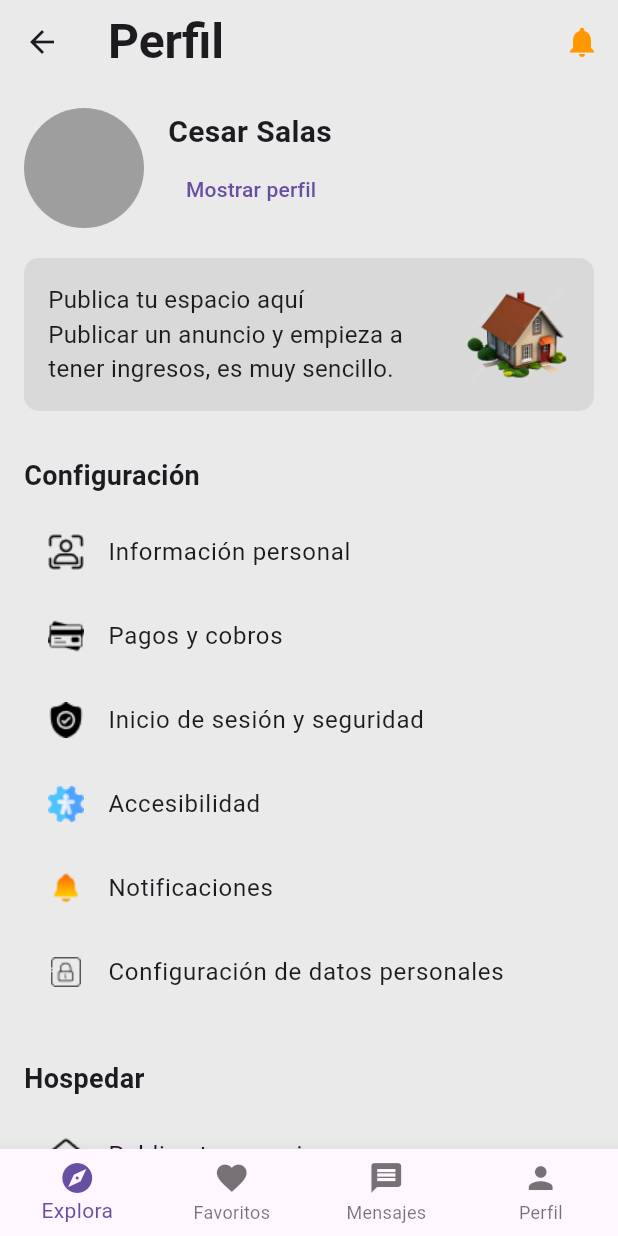
After one commit to Aplicaciones-Moviles-WV61-Grupo4/NestHubApp, a Flutter app: the UserProfileScreen screen opened directly, on a phone screen of 412 x 824 dp. The commit adds this screen. Run offline on Flutter 3.47's test engine with Material 3 defaults, Android fonts, the phone set to English and light mode, and no system bars; our stand-ins replace google_maps_flutter.

Commit message:
feat: added user profile screen

```diff
--- /dev/null
+++ b/lib/user_profile_screen.dart
@@ -0,0 +1,210 @@
+import 'package:flutter/material.dart';
+
+class UserProfileScreen extends StatelessWidget {
+  const UserProfileScreen({super.key});
+
+  @override
+  Widget build(BuildContext context) {
+    return Container(
+      color: const Color(0xFFEAEAEA),
+      child: Scaffold(
+        backgroundColor: Colors.transparent,
+        appBar: AppBar(
+          title: const Text(
+            'Perfil',
+            style: TextStyle(
+              fontSize: 32,
+              fontWeight: FontWeight.bold,
+            ),
+          ),
+          backgroundColor: const Color(0xFFEAEAEA),
+          elevation: 0,
+          actions: [
+            IconButton(
+              icon: const Icon(Icons.notifications, color: Colors.orange),
+              onPressed: () {},
+            ),
+          ],
+        ),
+        body: SingleChildScrollView(
+          child: Padding(
+            padding: const EdgeInsets.symmetric(horizontal: 16.0),
+            child: Column(
+              crossAxisAlignment: CrossAxisAlignment.start,
+              children: [
+                const SizedBox(height: 16),
+                Row(
+                  children: [
+                    const CircleAvatar(
+                      radius: 40,
+                      backgroundColor: Colors.grey,
+                    ),
+                    const SizedBox(width: 16),
+                    Column(
+                      crossAxisAlignment: CrossAxisAlignment.start,
+                      children: [
+                        const Text(
+                          'Cesar Salas',
+                          style: TextStyle(
+                            fontSize: 20,
+                            fontWeight: FontWeight.bold,
+                          ),
+                        ),
+                        TextButton(
+                          onPressed: () {},
+                          child: const Text('Mostrar perfil'),
+                        ),
+                      ],
+                    ),
+                  ],
+                ),
+                const SizedBox(height: 20),
+                Container(
+                  padding: const EdgeInsets.all(16),
+                  decoration: BoxDecoration(
+                    color: const Color(0xFFD9D9D9),
+                    borderRadius: BorderRadius.circular(10),
+                  ),
+                  child: Row(
+                    children: [
+                      const Expanded(
+                        child: Text(
+                          'Publica tu espacio aquí\nPublicar un anuncio y empieza a tener ingresos, es muy sencillo.',
+                          style: TextStyle(fontSize: 16),
+                        ),
+                      ),
+                      Image.asset(
+                        'assets/steps_icons/icon_profile.png',
+                        width: 70,
+                      ),
+                    ],
+                  ),
+                ),
+                const SizedBox(height: 30),
+                const Text(
+                  'Configuración',
+                  style: TextStyle(
+                    fontSize: 18,
+                    fontWeight: FontWeight.bold,
+                  ),
+                ),
+                const SizedBox(height: 10),
+                _buildMenuButton(
+                    'assets/profile_icons/informacion_personal.png',
+                    'Información personal',
+                    () {}),
+                _buildMenuButton('assets/profile_icons/pagos_cobros.png',
+                    'Pagos y cobros', () {}),
+                _buildMenuButton('assets/profile_icons/seguridad.png',
+                    'Inicio de sesión y seguridad', () {}),
+                _buildMenuButton('assets/profile_icons/accesibilidad.png',
+                    'Accesibilidad', () {}),
+                _buildMenuButton('assets/profile_icons/notificacion.png',
+                    'Notificaciones', () {}),
+                _buildMenuButton('assets/profile_icons/datos_personales.png',
+                    'Configuración de datos personales', () {}),
+                const SizedBox(height: 30),
+                // Hospedar
+                const Text(
+                  'Hospedar',
+                  style: TextStyle(
+                    fontSize: 18,
+                    fontWeight: FontWeight.bold,
+                  ),
+                ),
+                const SizedBox(height: 10),
+                _buildMenuButton('assets/profile_icons/publica_estado.png',
+                    'Publica tu espacio', () {}),
+                _buildMenuButton(
+                    'assets/profile_icons/guias.png', 'Tus guías', () {}),
+                const SizedBox(height: 30),
+                // Asistencia
+                const Text(
+                  'Asistencia',
+                  style: TextStyle(
+                    fontSize: 18,
+                    fontWeight: FontWeight.bold,
+                  ),
+                ),
+                const SizedBox(height: 10),
+                _buildMenuButton('assets/profile_icons/como_funciona.png',
+                    'Cómo funciona NestHub', () {}),
+                _buildMenuButton('assets/profile_icons/problemas_seguridad.png',
+                    'Problemas de seguridad', () {}),
+                _buildMenuButton('assets/profile_icons/denunciar_problema.png',
+                    'Denunciar problema', () {}),
+                _buildMenuButton('assets/profile_icons/centro_ayuda.png',
+                    'Centro de ayuda', () {}),
+                _buildMenuButton('assets/profile_icons/comentarios.png',
+                    'Envíanos tus comentarios', () {}),
+                const SizedBox(height: 30),
+                // Legal
+                const Text(
+                  'Legal',
+                  style: TextStyle(
+                    fontSize: 18,
+                    fontWeight: FontWeight.bold,
+                  ),
+                ),
+                const SizedBox(height: 10),
+                _buildMenuButton('assets/profile_icons/legal.png',
+                    'Términos de servicio', () {}),
+                _buildMenuButton('assets/profile_icons/legal.png',
+                    'Política de privacidad', () {}),
+                _buildMenuButton('assets/profile_icons/legal.png',
+                    'Licencias de código abierto', () {}),
+                const SizedBox(height: 20),
+                TextButton(
+                  onPressed: () {},
+                  child: const Text('Cerrar sesión'),
+                ),
+                const SizedBox(height: 20),
+                const Center(
+                  child: Text('Versión 1.0.1'),
+                ),
+                const SizedBox(height: 20),
+              ],
+            ),
+          ),
+        ),
+        bottomNavigationBar: BottomNavigationBar(
+          type: BottomNavigationBarType.fixed,
+          items: const [
+            BottomNavigationBarItem(
+              icon: Icon(Icons.explore),
+              label: 'Explora',
+            ),
+            BottomNavigationBarItem(
+              icon: Icon(Icons.favorite),
+              label: 'Favoritos',
+            ),
+            BottomNavigationBarItem(
+              icon: Icon(Icons.message),
+              label: 'Mensajes',
+            ),
+            BottomNavigationBarItem(
+              icon: Icon(Icons.person),
+              label: 'Perfil',
+            ),
+          ],
+        ),
+      ),
+    );
+  }
+
+  Widget _buildMenuButton(dynamic icon, String title, VoidCallback onPressed) {
+    return ListTile(
+      leading: icon is IconData
+          ? Icon(icon)
+          : icon is String
+              ? Image.asset(
+                  icon,
+                  width: 24,
+                  height: 24,
+                )
+              : null,
+      title: Text(title),
+      onTap: onPressed,
+    );
+  }
+}
```
Also changed, not shown: lib/property_display_screen.dart (+42 -21 lines), pubspec.yaml (+16 -1 lines), assets/profile_icons/accesibilidad.png (added), assets/profile_icons/centro_ayuda.png (added), assets/profile_icons/comentarios.png (added), assets/profile_icons/como_funciona.png (added), assets/profile_icons/datos_personales.png (added), assets/profile_icons/denunciar_problema.png (added), assets/profile_icons/guias.png (added), assets/profile_icons/icon_profile.png (added), assets/profile_icons/informacion_personal.png (added), assets/profile_icons/legal.png (added), assets/profile_icons/notificacion.png (added), assets/profile_icons/pagos_cobros.png (added), 4 more files.
